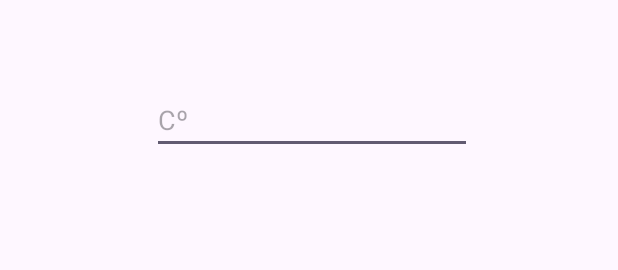
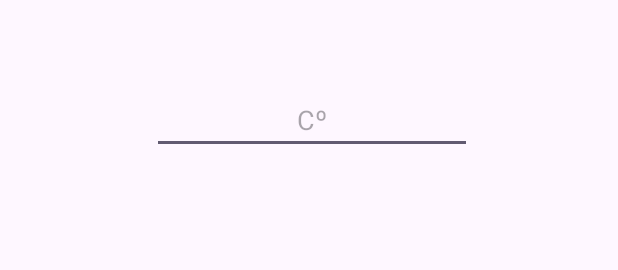
Before and after one commit to Wuel1/Kotlin, an Android app: the layout activity_main.xml on its own in the app's theme, with its tools: preview values and no code run, on a phone screen of 412 x 824 dp. Shown: the part 341-611 px from the top of the screen. Run offline under Robolectric (Android 15) with nearby library versions, the phone set to English and light mode, and no system bars.

Commit message:
App Conversão de temperatura

```diff
--- a/ConversordeTemperatura/app/src/main/res/layout/activity_main.xml
+++ b/ConversordeTemperatura/app/src/main/res/layout/activity_main.xml
@@ -37,8 +37,9 @@
         android:layout_marginEnd="12dp"
         android:layout_marginBottom="34dp"
         android:ems="10"
+        android:gravity="center"
         android:hint="Cº"
-        android:inputType="text"
+        android:inputType="number|numberDecimal"
         app:layout_constraintBottom_toTopOf="@+id/button_k"
         app:layout_constraintEnd_toEndOf="@+id/button_k"
         app:layout_constraintTop_toBottomOf="@+id/instrução2" />
@@ -75,6 +76,7 @@
         android:layout_width="155dp"
         android:layout_height="0dp"
         android:layout_marginBottom="160dp"
+        android:gravity="center"
         app:layout_constraintBottom_toBottomOf="parent"
         app:layout_constraintEnd_toEndOf="parent"
         app:layout_constraintStart_toStartOf="parent"
```
Also changed, not shown: ConversordeTemperatura/app/src/main/java/com/example/conversordetemperatura/MainActivity.kt (+14 -6 lines).
